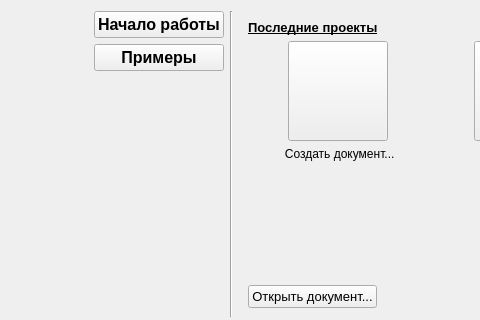
Qt form src/Application/GUI/hellowindow.ui (Nisitka/air-trail-generator) before a commit; both pictures show x 0 to 480 and y 0 to 320 of the 1089 by 651 pixel window.
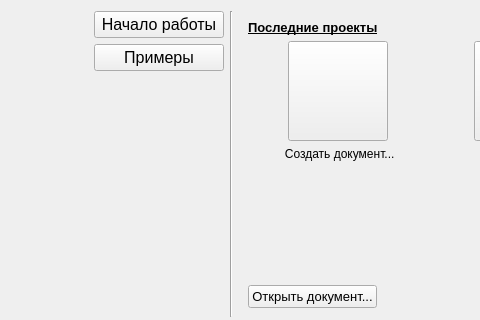
The same form after that commit.

Commit message: Исправлен баг с вылетом при подгрузки новой области активных действий; Незначительно доработан интерфейс окна приветсвия;

```diff
--- a/src/Application/GUI/hellowindow.ui
+++ b/src/Application/GUI/hellowindow.ui
@@ -39,12 +39,18 @@
             <layout class="QVBoxLayout" name="verticalLayout">
              <item>
               <widget class="QPushButton" name="switchStartWorkPB">
+               <property name="minimumSize">
+                <size>
+                 <width>130</width>
+                 <height>27</height>
+                </size>
+               </property>
                <property name="font">
                 <font>
                  <family>Arial</family>
                  <pointsize>12</pointsize>
-                 <weight>75</weight>
-                 <bold>true</bold>
+                 <weight>50</weight>
+                 <bold>false</bold>
                 </font>
                </property>
                <property name="layoutDirection">
@@ -57,12 +63,18 @@
              </item>
              <item>
               <widget class="QPushButton" name="switchExamplePB">
+               <property name="minimumSize">
+                <size>
+                 <width>0</width>
+                 <height>27</height>
+                </size>
+               </property>
                <property name="font">
                 <font>
                  <family>Arial</family>
                  <pointsize>12</pointsize>
-                 <weight>75</weight>
-                 <bold>true</bold>
+                 <weight>50</weight>
+                 <bold>false</bold>
                 </font>
                </property>
                <property name="layoutDirection">
```
Left out of the diff: 4 changed lines with no effect on the pictures. The commit also changes 6 other files.
